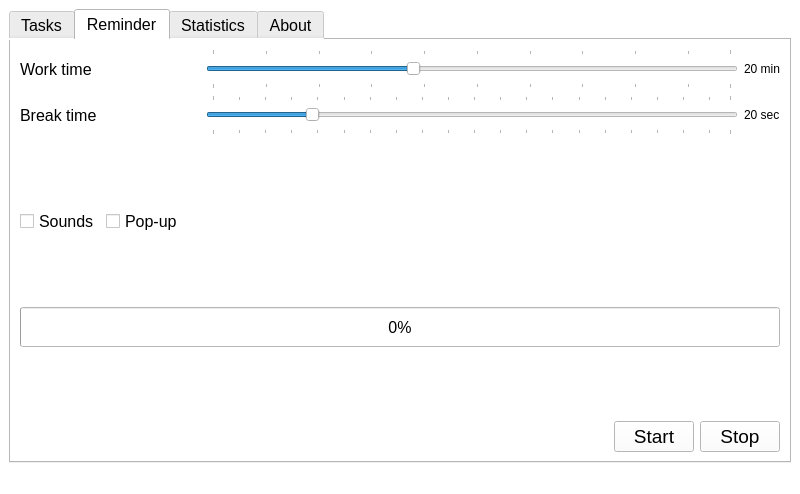
Old version of the form MainWindow.ui in the repository songquanpeng/time-master.
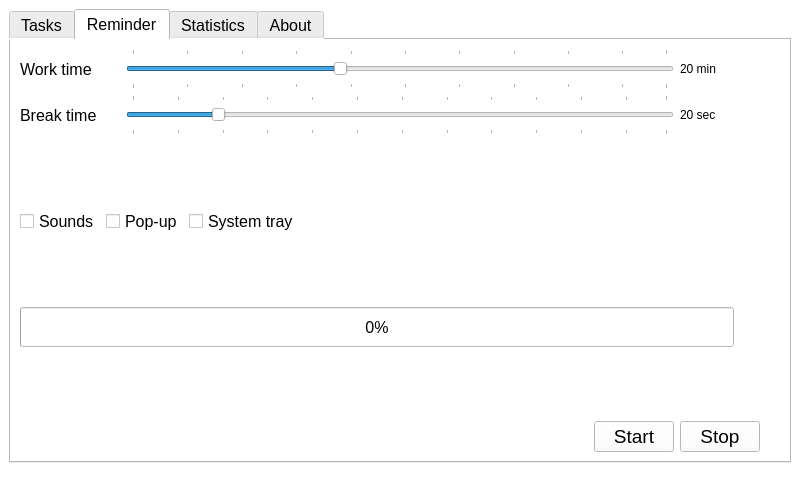
New version of the form. The open tabs and pages were chosen to show the change. Icons and pictures are not drawn.

Patch:
```diff
--- a/MainWindow.ui
+++ b/MainWindow.ui
@@ -225,7 +225,7 @@
              <widget class="QLabel" name="label">
               <property name="minimumSize">
                <size>
-                <width>180</width>
+                <width>100</width>
                 <height>0</height>
                </size>
               </property>
@@ -242,6 +242,12 @@
             </item>
             <item>
              <widget class="QLabel" name="label_2">
+              <property name="minimumSize">
+               <size>
+                <width>100</width>
+                <height>0</height>
+               </size>
+              </property>
               <property name="font">
                <font>
                 <family>Segoe UI</family>
@@ -297,10 +303,10 @@
                <number>1</number>
               </property>
               <property name="maximum">
-               <number>100</number>
+               <number>120</number>
               </property>
               <property name="pageStep">
-               <number>5</number>
+               <number>10</number>
               </property>
               <property name="value">
                <number>20</number>
@@ -318,14 +324,26 @@
           <item>
            <layout class="QVBoxLayout" name="verticalLayout_3">
             <item>
-             <widget class="QLabel" name="label_3">
+             <widget class="QLabel" name="workTimeLabel">
+              <property name="minimumSize">
+               <size>
+                <width>80</width>
+                <height>0</height>
+               </size>
+              </property>
               <property name="text">
                <string>20 min</string>
               </property>
              </widget>
             </item>
             <item>
-             <widget class="QLabel" name="label_4">
+             <widget class="QLabel" name="breakTimeLabel">
+              <property name="minimumSize">
+               <size>
+                <width>80</width>
+                <height>0</height>
+               </size>
+              </property>
               <property name="text">
                <string>20 sec</string>
               </property>
@@ -335,7 +353,7 @@
           </item>
          </layout>
         </item>
-        <item row="1" column="0" colspan="2">
+        <item row="1" column="1">
          <spacer name="verticalSpacer_3">
           <property name="orientation">
            <enum>Qt::Vertical</enum>
@@ -376,6 +394,19 @@
             </property>
            </widget>
           </item>
+          <item>
+           <widget class="QCheckBox" name="systemTrayCheckBox">
+            <property name="font">
+             <font>
+              <family>Segoe UI</family>
+              <pointsize>12</pointsize>
+             </font>
+            </property>
+            <property name="text">
+             <string>System tray</string>
+            </property>
+           </widget>
+          </item>
           <item>
            <spacer name="horizontalSpacer">
             <property name="orientation">
@@ -391,7 +422,7 @@
           </item>
          </layout>
         </item>
-        <item row="3" column="0">
+        <item row="3" column="1">
          <spacer name="verticalSpacer_4">
           <property name="orientation">
            <enum>Qt::Vertical</enum>
@@ -404,7 +435,7 @@
           </property>
          </spacer>
         </item>
-        <item row="4" column="0" colspan="2">
+        <item row="4" column="0">
          <widget class="QProgressBar" name="timeProgressBar">
           <property name="minimumSize">
            <size>
@@ -423,7 +454,7 @@
           </property>
          </widget>
         </item>
-        <item row="5" column="1">
+        <item row="5" column="2">
          <spacer name="verticalSpacer_5">
           <property name="orientation">
            <enum>Qt::Vertical</enum>
```
Left out of the diff: 10 changed lines with no effect on the pictures.
